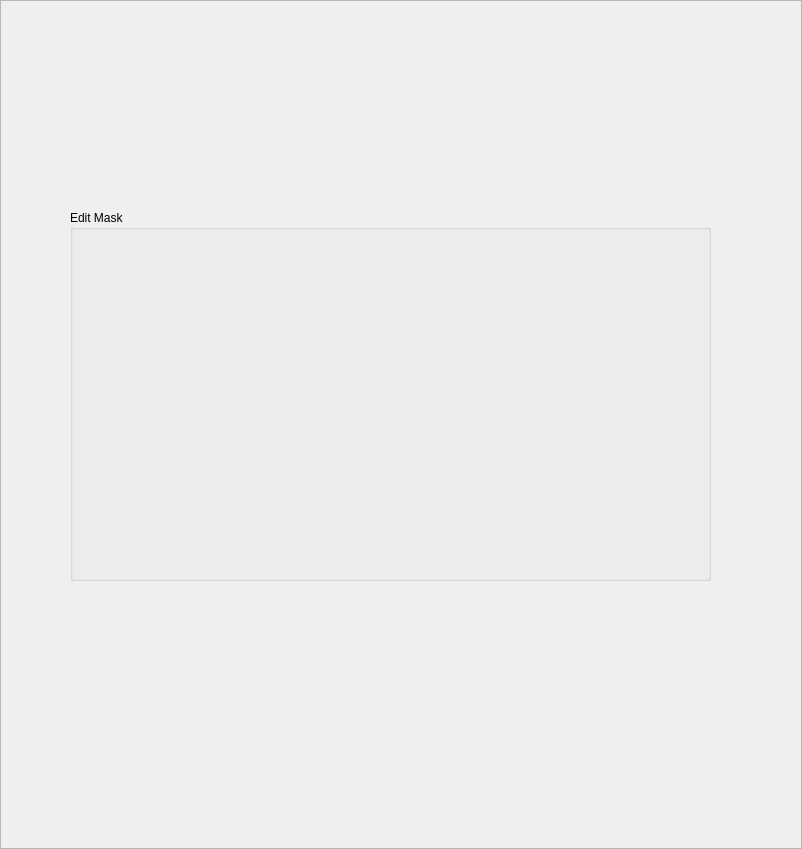
First picture: the form in Code/Mantid/PythonAPI/scripts/Interface/ui/hfir_data.ui, repository mantidproject/mantid, before the edit.
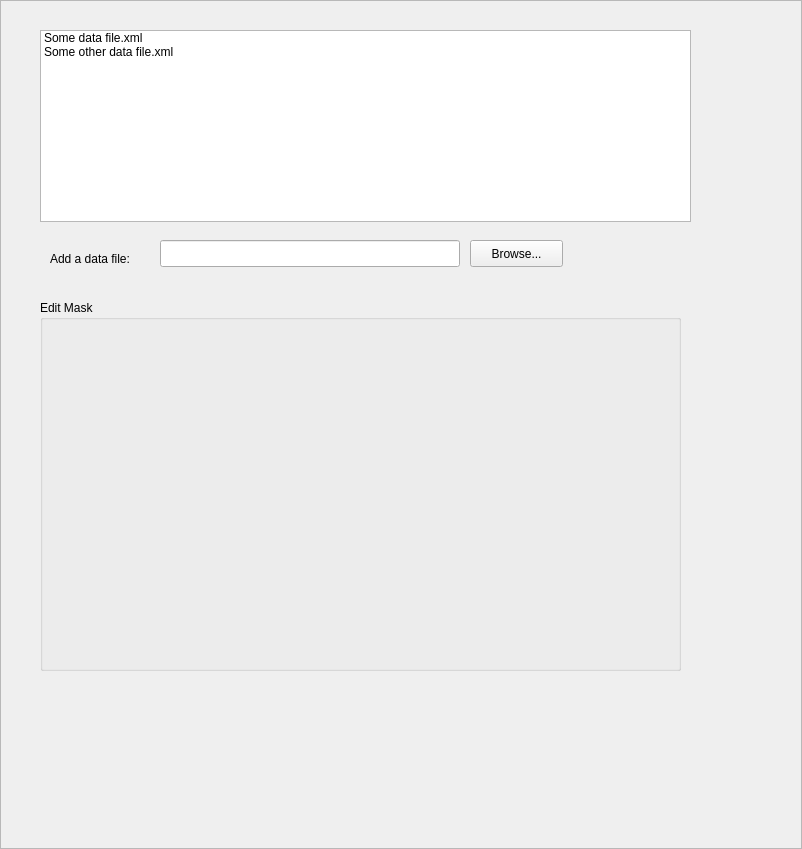
Second picture: the form after the edit.

Diff of the .ui file:
```diff
--- a/Code/Mantid/PythonAPI/scripts/Interface/ui/hfir_data.ui
+++ b/Code/Mantid/PythonAPI/scripts/Interface/ui/hfir_data.ui
@@ -22,8 +22,8 @@
   <widget class="QGroupBox" name="groupBox">
    <property name="geometry">
     <rect>
-     <x>70</x>
-     <y>210</y>
+     <x>40</x>
+     <y>300</y>
      <width>641</width>
      <height>371</height>
     </rect>
@@ -47,6 +47,80 @@
     </layout>
    </widget>
   </widget>
+  <widget class="QListWidget" name="listWidget">
+   <property name="geometry">
+    <rect>
+     <x>40</x>
+     <y>30</y>
+     <width>651</width>
+     <height>192</height>
+    </rect>
+   </property>
+   <item>
+    <property name="text">
+     <string>Some data file.xml</string>
+    </property>
+   </item>
+   <item>
+    <property name="text">
+     <string>Some other data file.xml</string>
+    </property>
+   </item>
+  </widget>
+  <widget class="QLabel" name="label">
+   <property name="geometry">
+    <rect>
+     <x>50</x>
+     <y>250</y>
+     <width>111</width>
+     <height>17</height>
+    </rect>
+   </property>
+   <property name="text">
+    <string>Add a data file:</string>
+   </property>
+  </widget>
+  <widget class="QLineEdit" name="lineEdit">
+   <property name="geometry">
+    <rect>
+     <x>160</x>
+     <y>240</y>
+     <width>300</width>
+     <height>27</height>
+    </rect>
+   </property>
+   <property name="sizePolicy">
+    <sizepolicy hsizetype="Fixed" vsizetype="Fixed">
+     <horstretch>0</horstretch>
+     <verstretch>0</verstretch>
+    </sizepolicy>
+   </property>
+   <property name="minimumSize">
+    <size>
+     <width>300</width>
+     <height>0</height>
+    </size>
+   </property>
+   <property name="maximumSize">
+    <size>
+     <width>300</width>
+     <height>16777215</height>
+    </size>
+   </property>
+  </widget>
+  <widget class="QPushButton" name="pushButton">
+   <property name="geometry">
+    <rect>
+     <x>470</x>
+     <y>240</y>
+     <width>93</width>
+     <height>27</height>
+    </rect>
+   </property>
+   <property name="text">
+    <string>Browse...</string>
+   </property>
+  </widget>
  </widget>
  <resources/>
  <connections/>
```
